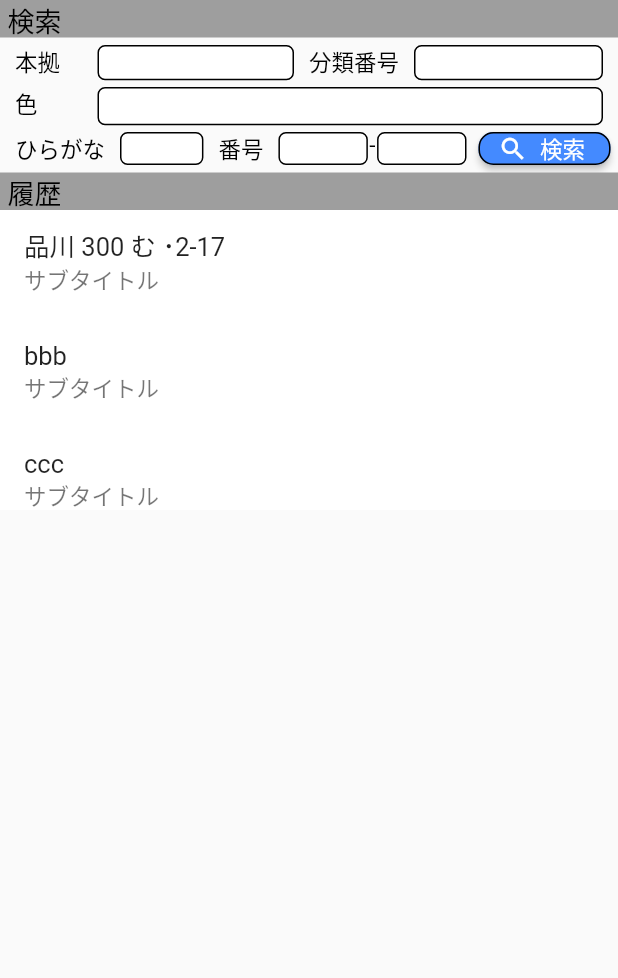
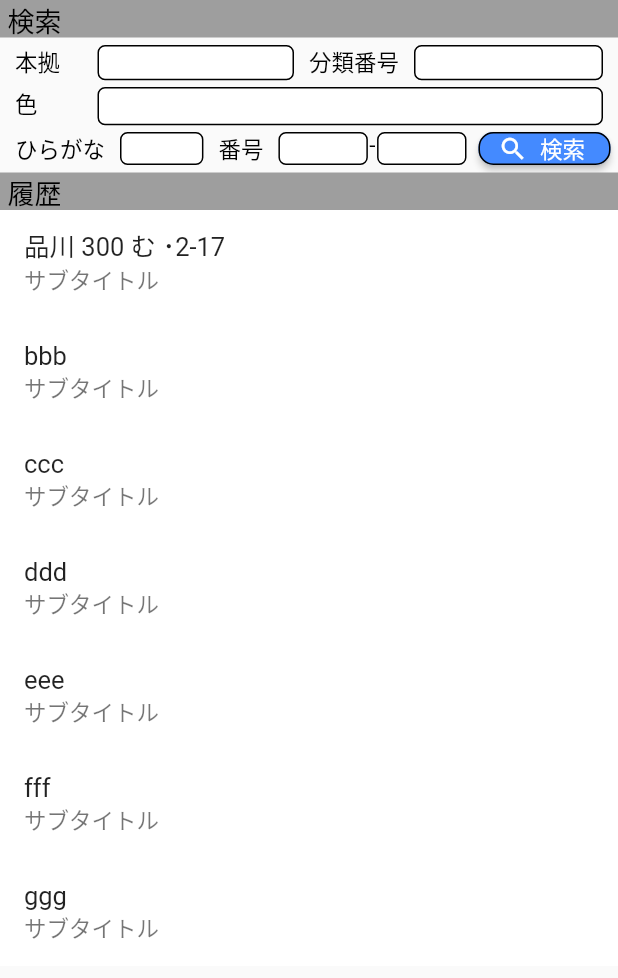
Before and after one commit to Nkoyama/CarOwnerConnect, a Flutter app: the TalkMainPage screen opened directly, on a phone screen of 412 x 824 dp. Shown: the top 978 px of the screen. Run offline on Flutter 3.47's test engine with Material 2 defaults, Android fonts, the phone set to English and light mode, and no system bars; drawn by our look-alikes of flutter_slidable.

Commit message:
トークメイン画面　キーボード出現時の画面崩れ修正

```diff
--- a/car_owner_connect/lib/pages/talkMain.dart
+++ b/car_owner_connect/lib/pages/talkMain.dart
@@ -379,9 +379,8 @@ class TalkMainPageState extends State<TalkMainPage> {
             color: Colors.grey
           ),
 
-          Container(
+          new Expanded(
             child: TalkHistory(),
-            height: 200,
           ),
         ],
       ),
@@ -406,6 +405,7 @@ class TalkHistoryState extends State<TalkHistory> {
     "fff",
     "ggg",
   ];
+
   @override
   Widget build(BuildContext context) {
     return Scaffold(
```
